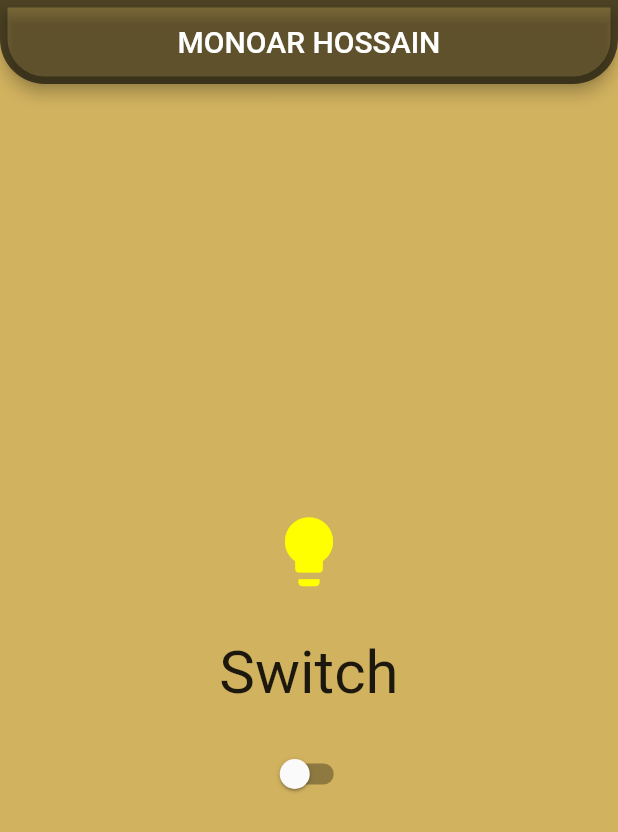
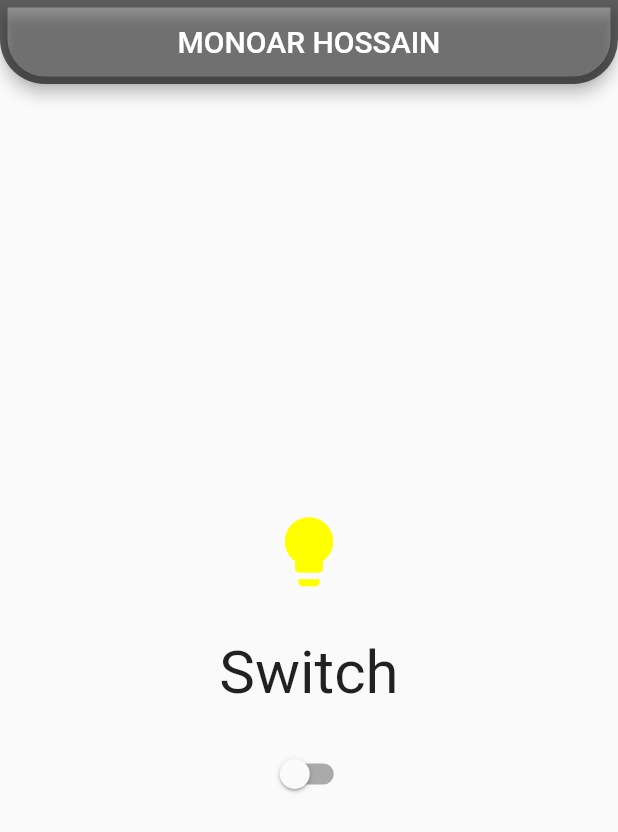
Before and after one commit to TridenToo7/DAY-AND-NIGHT-SWITCH, a Flutter app: the screen it shows after launch, on a phone screen of 412 x 824 dp. Shown: the top 832 px of the screen. Run offline on Flutter 3.47's test engine with Material 2 defaults, Android fonts, the phone set to English and light mode, and no system bars.

Commit message:
day and night switch

```diff
--- a/lib/main.dart
+++ b/lib/main.dart
@@ -30,7 +30,6 @@ class _MyHomeState extends State<MyHome> {
       debugShowCheckedModeBanner: false,
       theme: _switch ? _dark : light,
       home: Scaffold(
-        backgroundColor: Color(0xffD1B25F),
         appBar: AppBar(
           backgroundColor: Colors.black38,
           title: Text ('MONOAR HOSSAIN'),
```
